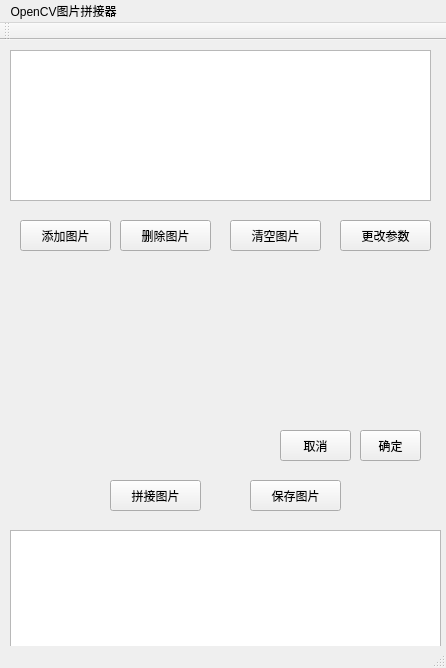
This is mainwindow.ui in wangpengcheng/OpencvTest as Qt 5 draws it before an edit. The edited form follows.
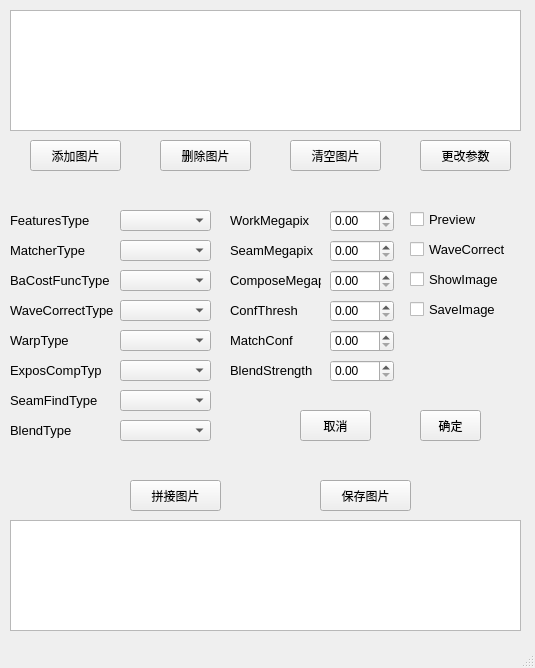
This is the edited form.

Diff of the .ui file:
```diff
--- a/mainwindow.ui
+++ b/mainwindow.ui
@@ -6,7 +6,7 @@
    <rect>
     <x>0</x>
     <y>0</y>
-    <width>446</width>
+    <width>535</width>
     <height>668</height>
    </rect>
   </property>
@@ -19,16 +19,16 @@
      <rect>
       <x>10</x>
       <y>10</y>
-      <width>421</width>
-      <height>151</height>
+      <width>511</width>
+      <height>121</height>
      </rect>
     </property>
    </widget>
    <widget class="QPushButton" name="add_img_button">
     <property name="geometry">
      <rect>
-      <x>20</x>
-      <y>180</y>
+      <x>30</x>
+      <y>140</y>
       <width>91</width>
       <height>31</height>
      </rect>
@@ -40,8 +40,8 @@
    <widget class="QPushButton" name="delete_img_button">
     <property name="geometry">
      <rect>
-      <x>120</x>
-      <y>180</y>
+      <x>160</x>
+      <y>140</y>
       <width>91</width>
       <height>31</height>
      </rect>
@@ -53,8 +53,8 @@
    <widget class="QPushButton" name="change_arc_button">
     <property name="geometry">
      <rect>
-      <x>340</x>
-      <y>180</y>
+      <x>420</x>
+      <y>140</y>
       <width>91</width>
       <height>31</height>
      </rect>
@@ -66,8 +66,8 @@
    <widget class="QPushButton" name="channce_changebutton">
     <property name="geometry">
      <rect>
-      <x>280</x>
-      <y>390</y>
+      <x>300</x>
+      <y>410</y>
       <width>71</width>
       <height>31</height>
      </rect>
@@ -79,8 +79,8 @@
    <widget class="QPushButton" name="confirm_change_button">
     <property name="geometry">
      <rect>
-      <x>360</x>
-      <y>390</y>
+      <x>420</x>
+      <y>410</y>
       <width>61</width>
       <height>31</height>
      </rect>
@@ -92,8 +92,8 @@
    <widget class="QPushButton" name="stitch_img_button">
     <property name="geometry">
      <rect>
-      <x>110</x>
-      <y>440</y>
+      <x>130</x>
+      <y>480</y>
       <width>91</width>
       <height>31</height>
      </rect>
@@ -105,8 +105,8 @@
    <widget class="QPushButton" name="save_img_button">
     <property name="geometry">
      <rect>
-      <x>250</x>
-      <y>440</y>
+      <x>320</x>
+      <y>480</y>
       <width>91</width>
       <height>31</height>
      </rect>
@@ -118,8 +118,8 @@
    <widget class="QPushButton" name="clean_imgs_button">
     <property name="geometry">
      <rect>
-      <x>230</x>
-      <y>180</y>
+      <x>290</x>
+      <y>140</y>
       <width>91</width>
       <height>31</height>
      </rect>
@@ -132,36 +132,476 @@
     <property name="geometry">
      <rect>
       <x>10</x>
-      <y>490</y>
-      <width>431</width>
-      <height>131</height>
+      <y>520</y>
+      <width>511</width>
+      <height>111</height>
      </rect>
     </property>
    </widget>
-  </widget>
-  <widget class="QMenuBar" name="menuBar">
-   <property name="geometry">
-    <rect>
-     <x>0</x>
-     <y>0</y>
-     <width>446</width>
-     <height>22</height>
-    </rect>
-   </property>
-   <widget class="QMenu" name="menuOpenCV">
-    <property name="title">
-     <string>OpenCV图片拼接器</string>
+   <widget class="QCheckBox" name="wavecorrect_checkbox">
+    <property name="geometry">
+     <rect>
+      <x>410</x>
+      <y>240</y>
+      <width>101</width>
+      <height>18</height>
+     </rect>
     </property>
+    <property name="font">
+     <font>
+      <pointsize>10</pointsize>
+     </font>
+    </property>
+    <property name="text">
+     <string>WaveCorrect</string>
+    </property>
    </widget>
-   <addaction name="menuOpenCV"/>
-  </widget>
-  <widget class="QToolBar" name="mainToolBar">
-   <attribute name="toolBarArea">
-    <enum>TopToolBarArea</enum>
-   </attribute>
-   <attribute name="toolBarBreak">
-    <bool>false</bool>
-   </attribute>
+   <widget class="QCheckBox" name="showimg_checkbox">
+    <property name="geometry">
+     <rect>
+      <x>410</x>
+      <y>270</y>
+      <width>91</width>
+      <height>18</height>
+     </rect>
+    </property>
+    <property name="font">
+     <font>
+      <pointsize>10</pointsize>
+     </font>
+    </property>
+    <property name="text">
+     <string>ShowImage</string>
+    </property>
+   </widget>
+   <widget class="QCheckBox" name="saveimage_checkbox">
+    <property name="geometry">
+     <rect>
+      <x>410</x>
+      <y>300</y>
+      <width>91</width>
+      <height>18</height>
+     </rect>
+    </property>
+    <property name="font">
+     <font>
+      <pointsize>10</pointsize>
+     </font>
+    </property>
+    <property name="text">
+     <string>SaveImage</string>
+    </property>
+   </widget>
+   <widget class="QCheckBox" name="preview_checkbox">
+    <property name="geometry">
+     <rect>
+      <x>410</x>
+      <y>210</y>
+      <width>91</width>
+      <height>18</height>
+     </rect>
+    </property>
+    <property name="font">
+     <font>
+      <pointsize>10</pointsize>
+     </font>
+    </property>
+    <property name="text">
+     <string>Preview</string>
+    </property>
+   </widget>
+   <widget class="QDoubleSpinBox" name="workmegapix_spinbox">
+    <property name="geometry">
+     <rect>
+      <x>330</x>
+      <y>210</y>
+      <width>64</width>
+      <height>22</height>
+     </rect>
+    </property>
+   </widget>
+   <widget class="QLabel" name="label">
+    <property name="geometry">
+     <rect>
+      <x>230</x>
+      <y>210</y>
+      <width>91</width>
+      <height>21</height>
+     </rect>
+    </property>
+    <property name="font">
+     <font>
+      <pointsize>10</pointsize>
+     </font>
+    </property>
+    <property name="text">
+     <string>WorkMegapix</string>
+    </property>
+   </widget>
+   <widget class="QLabel" name="label_2">
+    <property name="geometry">
+     <rect>
+      <x>230</x>
+      <y>240</y>
+      <width>91</width>
+      <height>21</height>
+     </rect>
+    </property>
+    <property name="font">
+     <font>
+      <pointsize>10</pointsize>
+     </font>
+    </property>
+    <property name="text">
+     <string>SeamMegapix</string>
+    </property>
+   </widget>
+   <widget class="QDoubleSpinBox" name="seammegapix_spinbox">
+    <property name="geometry">
+     <rect>
+      <x>330</x>
+      <y>240</y>
+      <width>64</width>
+      <height>22</height>
+     </rect>
+    </property>
+   </widget>
+   <widget class="QLabel" name="label_3">
+    <property name="geometry">
+     <rect>
+      <x>230</x>
+      <y>270</y>
+      <width>91</width>
+      <height>21</height>
+     </rect>
+    </property>
+    <property name="font">
+     <font>
+      <pointsize>10</pointsize>
+     </font>
+    </property>
+    <property name="text">
+     <string>ComposeMegapix</string>
+    </property>
+   </widget>
+   <widget class="QDoubleSpinBox" name="composemegapix_spinbox">
+    <property name="geometry">
+     <rect>
+      <x>330</x>
+      <y>270</y>
+      <width>64</width>
+      <height>22</height>
+     </rect>
+    </property>
+   </widget>
+   <widget class="QLabel" name="label_4">
+    <property name="geometry">
+     <rect>
+      <x>230</x>
+      <y>300</y>
+      <width>91</width>
+      <height>21</height>
+     </rect>
+    </property>
+    <property name="font">
+     <font>
+      <pointsize>10</pointsize>
+     </font>
+    </property>
+    <property name="text">
+     <string>ConfThresh</string>
+    </property>
+   </widget>
+   <widget class="QDoubleSpinBox" name="confthresh_spinbox">
+    <property name="geometry">
+     <rect>
+      <x>330</x>
+      <y>300</y>
+      <width>64</width>
+      <height>22</height>
+     </rect>
+    </property>
+   </widget>
+   <widget class="QLabel" name="label_5">
+    <property name="geometry">
+     <rect>
+      <x>230</x>
+      <y>330</y>
+      <width>91</width>
+      <height>21</height>
+     </rect>
+    </property>
+    <property name="font">
+     <font>
+      <pointsize>10</pointsize>
+     </font>
+    </property>
+    <property name="text">
+     <string>MatchConf</string>
+    </property>
+   </widget>
+   <widget class="QDoubleSpinBox" name="matchconf_spinbox">
+    <property name="geometry">
+     <rect>
+      <x>330</x>
+      <y>330</y>
+      <width>64</width>
+      <height>22</height>
+     </rect>
+    </property>
+   </widget>
+   <widget class="QComboBox" name="featurestype_combobox">
+    <property name="geometry">
+     <rect>
+      <x>120</x>
+      <y>210</y>
+      <width>91</width>
+      <height>21</height>
+     </rect>
+    </property>
+   </widget>
+   <widget class="QLabel" name="label_6">
+    <property name="geometry">
+     <rect>
+      <x>10</x>
+      <y>210</y>
+      <width>91</width>
+      <height>21</height>
+     </rect>
+    </property>
+    <property name="font">
+     <font>
+      <pointsize>10</pointsize>
+     </font>
+    </property>
+    <property name="text">
+     <string>FeaturesType</string>
+    </property>
+   </widget>
+   <widget class="QComboBox" name="matchertype_combobox">
+    <property name="geometry">
+     <rect>
+      <x>120</x>
+      <y>240</y>
+      <width>91</width>
+      <height>21</height>
+     </rect>
+    </property>
+   </widget>
+   <widget class="QLabel" name="label_7">
+    <property name="geometry">
+     <rect>
+      <x>10</x>
+      <y>240</y>
+      <width>91</width>
+      <height>21</height>
+     </rect>
+    </property>
+    <property name="font">
+     <font>
+      <pointsize>10</pointsize>
+     </font>
+    </property>
+    <property name="text">
+     <string>MatcherType</string>
+    </property>
+   </widget>
+   <widget class="QComboBox" name="bacosttype_combobox">
+    <property name="geometry">
+     <rect>
+      <x>120</x>
+      <y>270</y>
+      <width>91</width>
+      <height>21</height>
+     </rect>
+    </property>
+   </widget>
+   <widget class="QComboBox" name="wavecorrecttype_combobox">
+    <property name="geometry">
+     <rect>
+      <x>120</x>
+      <y>300</y>
+      <width>91</width>
+      <height>21</height>
+     </rect>
+    </property>
+   </widget>
+   <widget class="QComboBox" name="warptype_combobox">
+    <property name="geometry">
+     <rect>
+      <x>120</x>
+      <y>330</y>
+      <width>91</width>
+      <height>21</height>
+     </rect>
+    </property>
+   </widget>
+   <widget class="QLabel" name="label_8">
+    <property name="geometry">
+     <rect>
+      <x>10</x>
+      <y>270</y>
+      <width>101</width>
+      <height>21</height>
+     </rect>
+    </property>
+    <property name="font">
+     <font>
+      <pointsize>10</pointsize>
+     </font>
+    </property>
+    <property name="text">
+     <string>BaCostFuncType</string>
+    </property>
+   </widget>
+   <widget class="QLabel" name="label_9">
+    <property name="geometry">
+     <rect>
+      <x>10</x>
+      <y>300</y>
+      <width>111</width>
+      <height>21</height>
+     </rect>
+    </property>
+    <property name="font">
+     <font>
+      <pointsize>10</pointsize>
+     </font>
+    </property>
+    <property name="text">
+     <string>WaveCorrectType</string>
+    </property>
+   </widget>
+   <widget class="QLabel" name="label_10">
+    <property name="geometry">
+     <rect>
+      <x>10</x>
+      <y>330</y>
+      <width>91</width>
+      <height>21</height>
+     </rect>
+    </property>
+    <property name="font">
+     <font>
+      <pointsize>10</pointsize>
+     </font>
+    </property>
+    <property name="text">
+     <string>WarpType</string>
+    </property>
+   </widget>
+   <widget class="QComboBox" name="exposcomptype_combobox">
+    <property name="geometry">
+     <rect>
+      <x>120</x>
+      <y>360</y>
+      <width>91</width>
+      <height>21</height>
+     </rect>
+    </property>
+   </widget>
+   <widget class="QLabel" name="label_11">
+    <property name="geometry">
+     <rect>
+      <x>10</x>
+      <y>360</y>
+      <width>91</width>
+      <height>21</height>
+     </rect>
+    </property>
+    <property name="font">
+     <font>
+      <pointsize>10</pointsize>
+     </font>
+    </property>
+    <property name="text">
+     <string>ExposCompType</string>
+    </property>
+   </widget>
+   <widget class="QComboBox" name="seamfindtype_combobox">
+    <property name="geometry">
+     <rect>
+      <x>120</x>
+      <y>390</y>
+      <width>91</width>
+      <height>21</height>
+     </rect>
+    </property>
+   </widget>
+   <widget class="QLabel" name="label_12">
+    <property name="geometry">
+     <rect>
+      <x>10</x>
+      <y>390</y>
+      <width>91</width>
+      <height>21</height>
+     </rect>
+    </property>
+    <property name="font">
+     <font>
+      <pointsize>10</pointsize>
+     </font>
+    </property>
+    <property name="text">
+     <string>SeamFindType</string>
+    </property>
+   </widget>
+   <widget class="QLabel" name="label_13">
+    <property name="geometry">
+     <rect>
+      <x>230</x>
+      <y>360</y>
+      <width>91</width>
+      <height>21</height>
+     </rect>
+    </property>
+    <property name="font">
+     <font>
+      <pointsize>10</pointsize>
+     </font>
+    </property>
+    <property name="text">
+     <string>BlendStrength</string>
+    </property>
+   </widget>
+   <widget class="QDoubleSpinBox" name="blendstrength_spinbox">
+    <property name="geometry">
+     <rect>
+      <x>330</x>
+      <y>360</y>
+      <width>64</width>
+      <height>22</height>
+     </rect>
+    </property>
+   </widget>
+   <widget class="QLabel" name="label_14">
+    <property name="geometry">
+     <rect>
+      <x>10</x>
+      <y>420</y>
+      <width>91</width>
+      <height>21</height>
+     </rect>
+    </property>
+    <property name="font">
+     <font>
+      <pointsize>10</pointsize>
+     </font>
+    </property>
+    <property name="text">
+     <string>BlendType</string>
+    </property>
+   </widget>
+   <widget class="QComboBox" name="blendtype_combobox">
+    <property name="geometry">
+     <rect>
+      <x>120</x>
+      <y>420</y>
+      <width>91</width>
+      <height>21</height>
+     </rect>
+    </property>
+   </widget>
   </widget>
   <widget class="QStatusBar" name="statusBar"/>
  </widget>
```
Left out of the diff: 19 changed lines with no effect on the pictures.
